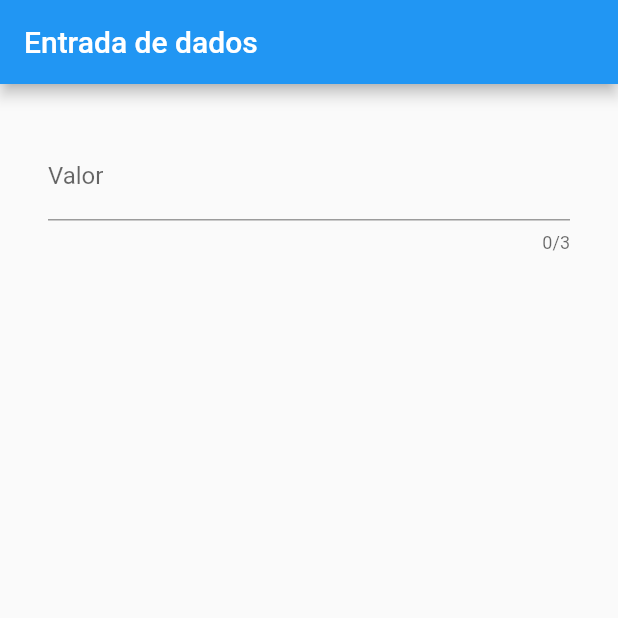
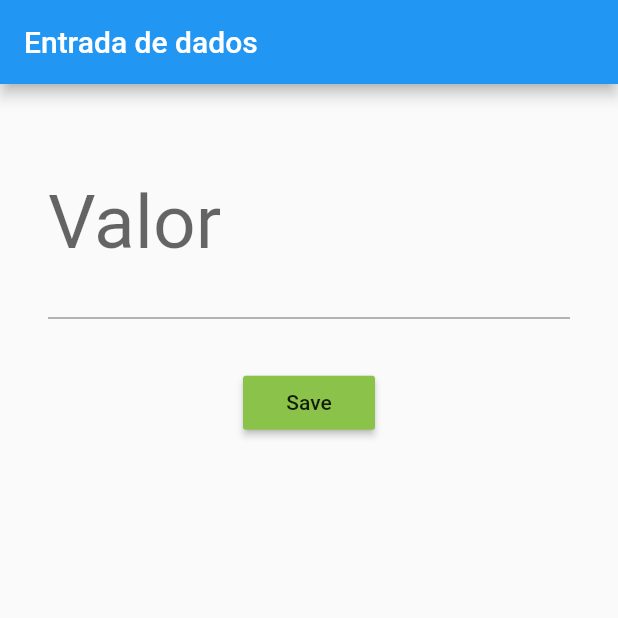
Before and after one commit to jmosqueiro/udemy, a Flutter app: the screen it shows after launch, on a phone screen of 412 x 824 dp, the top half of it. Run offline on Flutter 3.47's test engine with Material 2 defaults, Android fonts, the phone set to English and light mode, and no system bars.

Commit message:
Possibilidades de entrada de texto e guardar os dados com botao ou onChange

```diff
--- a/entrada_dados/lib/CampoTexto.dart
+++ b/entrada_dados/lib/CampoTexto.dart
@@ -6,6 +6,9 @@ class CampoTexto extends StatefulWidget {
 }
 
 class _CampoTextoState extends State<CampoTexto> {
+
+  TextEditingController _textEditingController = TextEditingController();
+
   @override
   Widget build(BuildContext context) {
     return Scaffold(
@@ -23,8 +26,29 @@ class _CampoTextoState extends State<CampoTexto> {
                 labelText: "Valor"
               ),
               //enabled: false,
-              maxLength: 3,
+              //maxLength: 3,
+              //maxLengthEnforced: false,
+              //obscureText: true,
+
+              style: TextStyle(
+                fontSize: 50,
+                color: Colors.green
+              ),
+              /* onChanged: (String texto){
+                  print("valor dig" + texto);
+              }, */
+              onSubmitted: (String texto){
+                print("valor dig" + texto);
+              },
+              controller: _textEditingController,
             ),
+          ),
+          RaisedButton( //capturar texto com um botao - uso do controller e onSubmitted
+            child: Text("Save"),
+            color: Colors.lightGreen,
+            onPressed: (){
+              print("valor dig" + _textEditingController.text );
+            },
           )
         ],
       )
```
